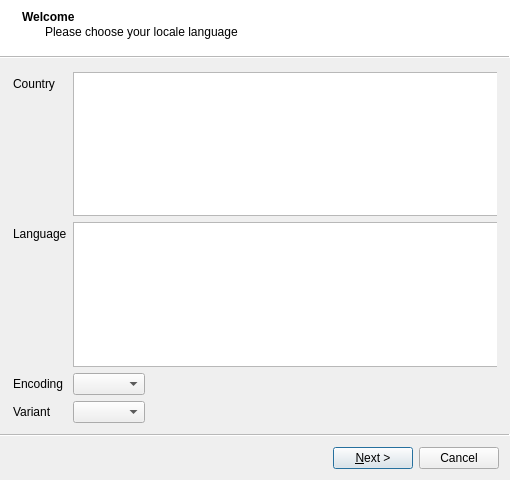
Qt form src/ui/Installer.ui (archlive/installer) before a commit.
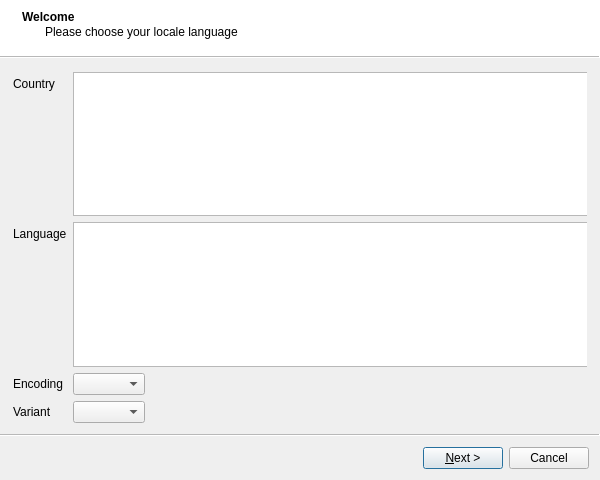
The same form after that commit. Icons and pictures are not drawn.

What changed in the file:
```diff
--- a/src/ui/Installer.ui
+++ b/src/ui/Installer.ui
@@ -6,7 +6,7 @@
    <rect>
     <x>0</x>
     <y>0</y>
-    <width>510</width>
+    <width>600</width>
     <height>480</height>
    </rect>
   </property>
@@ -35,7 +35,7 @@
      <rect>
       <x>0</x>
       <y>10</y>
-      <width>491</width>
+      <width>581</width>
       <height>351</height>
      </rect>
     </property>
```
Left out of the diff: 32 changed lines with no effect on the pictures.
